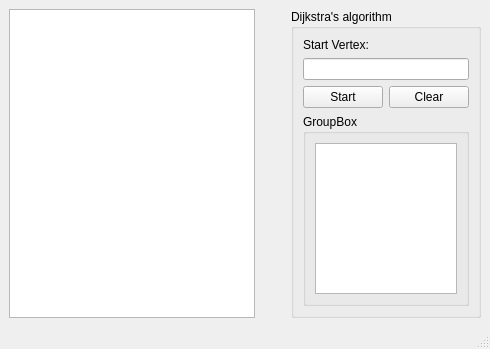
Old version of the form mainwindow.ui in the repository Binaya764/Graphify.
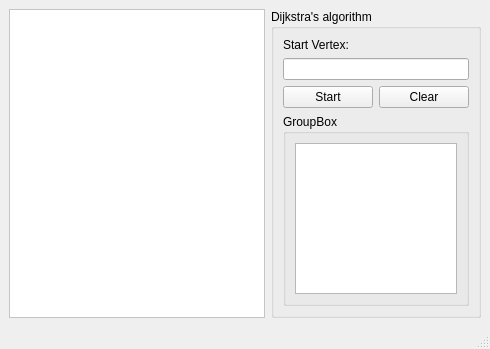
New version of the form.

The edit to the form file:
```diff
--- a/mainwindow.ui
+++ b/mainwindow.ui
@@ -24,20 +24,12 @@
     <item>
      <layout class="QHBoxLayout" name="horizontalLayout">
       <item>
-       <widget class="QGraphicsView" name="graphicsView"/>
-      </item>
-      <item>
-       <spacer name="horizontalSpacer">
-        <property name="orientation">
-         <enum>Qt::Orientation::Horizontal</enum>
+       <widget class="QGraphicsView" name="graphicsView">
+        <property name="styleSheet">
+         <string notr="true">background-color: white;
+padding: 10px;</string>
         </property>
-        <property name="sizeHint" stdset="0">
-         <size>
-          <width>40</width>
-          <height>20</height>
-         </size>
-        </property>
-       </spacer>
+       </widget>
       </item>
       <item>
        <widget class="QGroupBox" name="groupBox">
```
